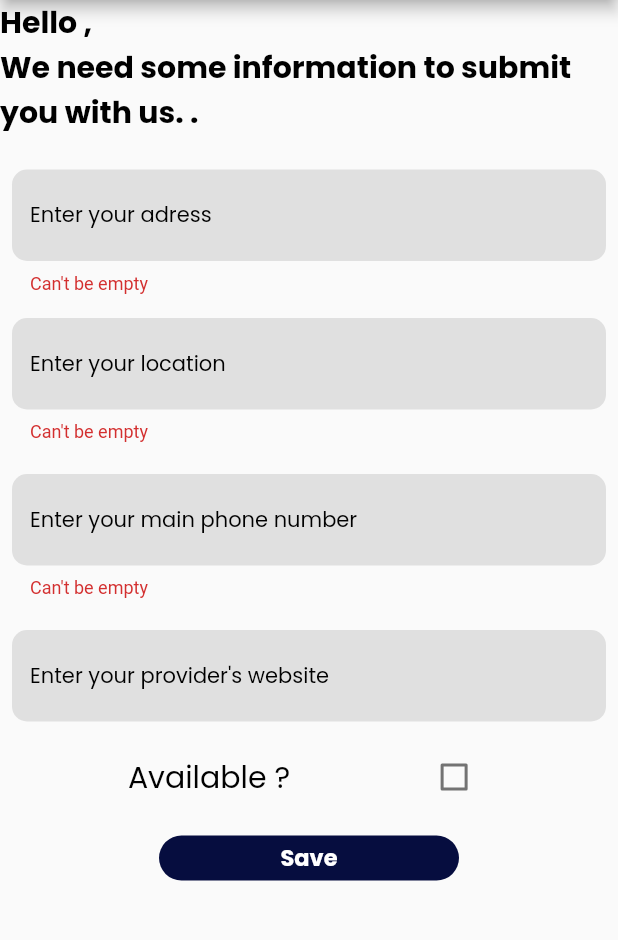
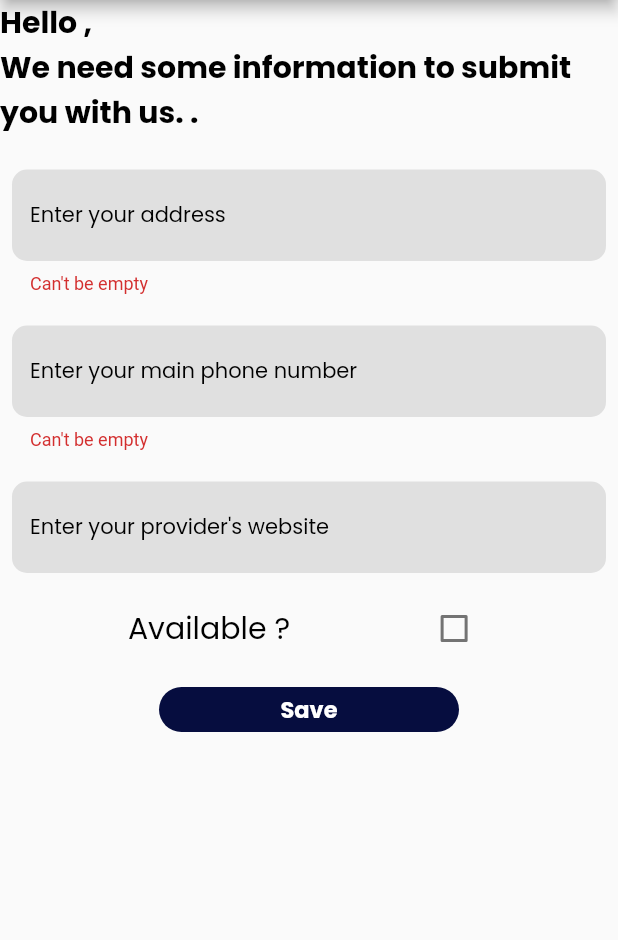
Before and after one commit to MoeYasir/Enlightenment, a Flutter app: the AmbulanceInfo screen opened directly, after a tap on "Save", on a phone screen of 412 x 824 dp, the part 84-1024 px from its top. Run offline on Flutter 3.47's test engine with Material 2 defaults, Android fonts, the phone set to English and light mode, and no system bars; our stand-ins replace flutter_easyloading, geolocator, google_fonts, ionicons, parse_server_sdk_flutter, shared_preferences; accounts and stored records are empty.

Commit message:
minor fixes

```diff
--- a/lib/presentation/pages/AmbulanceInfo.dart
+++ b/lib/presentation/pages/AmbulanceInfo.dart
@@ -20,10 +20,8 @@ class _AmbulanceInfoState extends State<AmbulanceInfo> {
   TextEditingController AmbulanceAdress = TextEditingController();
   TextEditingController AmbulanceAvailabilty = TextEditingController();
   TextEditingController AmbulancePhoneNumber = TextEditingController();
-  TextEditingController AmbulanceLocation = TextEditingController();
   TextEditingController AmbulanceWebsite = TextEditingController();
   bool isAvailable = false;
-  int? location;
 
   @override
   Widget build(BuildContext context) {
@@ -55,19 +53,7 @@ class _AmbulanceInfoState extends State<AmbulanceInfo> {
                 ),
                 MyTextField(
                   controller: AmbulanceAdress,
-                  hintText: 'Enter your adress',
-                  pass: false,
-                  validator: (text) {
-                    if (text == null || text.isEmpty) {
-                      return 'Can\'t be empty';
-                    }
-
-                    return null;
-                  },
-                ),
-                MyTextField(
-                  controller: AmbulanceLocation,
-                  hintText: 'Enter your location',
+                  hintText: 'Enter your address',
                   pass: false,
                   validator: (text) {
                     if (text == null || text.isEmpty) {
@@ -125,7 +111,6 @@ class _AmbulanceInfoState extends State<AmbulanceInfo> {
                 GestureDetector(
                     onTap: () {
                       if (_formKey.currentState!.validate()) {
-                        location = int.parse(AmbulanceLocation.text);
                         apploadAmbulanceInfo();
                       } else {
                         return;
@@ -167,7 +152,6 @@ class _AmbulanceInfoState extends State<AmbulanceInfo> {
       ..set('adress', AmbulanceAdress.text.trim())
       ..set('phone_number', AmbulancePhoneNumber.text.trim())
       ..set('isAvailable', isAvailable)
-      ..set('location', location)
       ..set('ambulanceWebsite', AmbulanceWebsite.text.trim())
       ..set('longitude', currentLocation.longitude)
       ..set('latitude', currentLocation.latitude);
--- a/lib/presentation/pages/DoctorInfo.dart
+++ b/lib/presentation/pages/DoctorInfo.dart
@@ -21,10 +21,8 @@ class _DoctorInfoState extends State<DoctorInfo> {
   TextEditingController DoctorAdress = TextEditingController();
   TextEditingController DoctorAvailabilty = TextEditingController();
   TextEditingController DoctorPhoneNumber = TextEditingController();
-  TextEditingController DoctorLocation = TextEditingController();
   TextEditingController DoctorWebsite = TextEditingController();
   bool isAvailable = false;
-  int? location;
 
   @override
   void initState() async {
@@ -60,25 +58,12 @@ class _DoctorInfoState extends State<DoctorInfo> {
                 ),
                 MyTextField(
                   controller: DoctorAdress,
-                  hintText: 'Enter your adress',
+                  hintText: 'Enter your address',
                   pass: false,
                   validator: (text) {
                     if (text == null || text.isEmpty) {
                       return 'Can\'t be empty';
                     }
-
-                    return null;
-                  },
-                ),
-                MyTextField(
-                  controller: DoctorLocation,
-                  hintText: 'Enter your location',
-                  pass: false,
-                  validator: (text) {
-                    if (text == null || text.isEmpty) {
-                      return 'Can\'t be empty';
-                    }
-
                     return null;
                   },
                 ),
@@ -145,7 +130,6 @@ class _DoctorInfoState extends State<DoctorInfo> {
                   ),
                   onTap: () {
                     if (_formKey.currentState!.validate()) {
-                      location = int.parse(DoctorLocation.text);
                       apploadDoctorInfo();
                     } else {
                       return;
@@ -170,7 +154,6 @@ class _DoctorInfoState extends State<DoctorInfo> {
       ..set('adress', DoctorAdress.text.trim())
       ..set('phone_number', DoctorPhoneNumber.text.trim())
       ..set('isAvailable', isAvailable)
-      ..set('location', location)
       ..set('DoctorWebsite', DoctorWebsite.text.trim())
       ..set('longitude', currentLocation.longitude)
       ..set('latitude', currentLocation.latitude);
--- a/lib/presentation/pages/hospital_info.dart
+++ b/lib/presentation/pages/hospital_info.dart
@@ -18,10 +18,8 @@ class _HospitalInfoState extends State<HospitalInfo> {
   TextEditingController HospitalAdress = TextEditingController();
   TextEditingController HospitalStaff = TextEditingController();
   TextEditingController HospitalPhoneNumber = TextEditingController();
-  TextEditingController HospitalLocation = TextEditingController();
   TextEditingController HospitalWebsite = TextEditingController();
   bool isERavailable = false;
-  int? location;
 
   @override
   Widget build(BuildContext context) {
@@ -59,18 +57,6 @@ class _HospitalInfoState extends State<HospitalInfo> {
                 },
                 controller: HospitalAdress,
                 hintText: 'Enter your adress',
-                pass: false,
-              ),
-              MyTextField(
-                validator: (text) {
-                  if (text == null || text.isEmpty) {
-                    return 'Can\'t be empty';
-                  }
-
-                  return null;
-                },
-                controller: HospitalLocation,
-                hintText: 'Enter your location',
                 pass: false,
               ),
               SizedBox(
@@ -159,7 +145,6 @@ class _HospitalInfoState extends State<HospitalInfo> {
                     ),
                   ),
                   onTap: () {
-                    location = int.parse(HospitalLocation.text);
                     apploadHospitalInfo();
                   })
             ],
@@ -178,7 +163,6 @@ class _HospitalInfoState extends State<HospitalInfo> {
       ..set('adress', HospitalAdress.text.trim())
       ..set('phone_number', HospitalPhoneNumber.text.trim())
       ..set('isERavailable', isERavailable)
-      ..set('location', location)
       ..set('hospitalWebsite', HospitalWebsite.text)
       ..set('hospitalStaff', HospitalStaff.text.trim())
       ..set('longitude', currentLocation.longitude)
--- a/lib/presentation/pages/pharmacyInfo.dart
+++ b/lib/presentation/pages/pharmacyInfo.dart
@@ -24,10 +24,8 @@ class _PharmacyInfoState extends State<PharmacyInfo> {
   TextEditingController pharmacyStaff = TextEditingController();
   TextEditingController pharmacyDrugs = TextEditingController();
   TextEditingController pharmacyPhoneNumber = TextEditingController();
-  TextEditingController pharmacyLocation = TextEditingController();
   TextEditingController pharmacyWebsite = TextEditingController();
   bool is24open = false;
-  int? location;
 
   @override
   Widget build(BuildContext context) {
@@ -66,19 +64,7 @@ class _PharmacyInfoState extends State<PharmacyInfo> {
                     return null;
                   },
                   controller: pharmacyAdress,
-                  hintText: 'Enter your adress',
-                  pass: false,
-                ),
-                MyTextField(
-                  validator: (text) {
-                    if (text == null || text.isEmpty) {
-                      return 'Can\'t be empty';
-                    }
-
-                    return null;
-                  },
-                  controller: pharmacyLocation,
-                  hintText: 'Enter your pharmacy\'s location',
+                  hintText: 'Enter your address',
                   pass: false,
                 ),
                 SizedBox(
@@ -171,7 +157,6 @@ class _PharmacyInfoState extends State<PharmacyInfo> {
                     ),
                     onTap: () {
                       if (_formKey.currentState!.validate()) {
-                        location = int.parse(pharmacyLocation.text);
                         apploadPharmacyInfo();
                       } else {
                         return;
@@ -195,7 +180,6 @@ class _PharmacyInfoState extends State<PharmacyInfo> {
       ..set('adress', pharmacyAdress.text.trim())
       ..set('phone_number', pharmacyPhoneNumber.text.trim())
       ..set('is24open', is24open)
-      ..set('location', location)
       ..set('website', pharmacyWebsite.text.trim())
       ..set('longitude', currentLocation.longitude)
       ..set('latitude', currentLocation.latitude)
```
